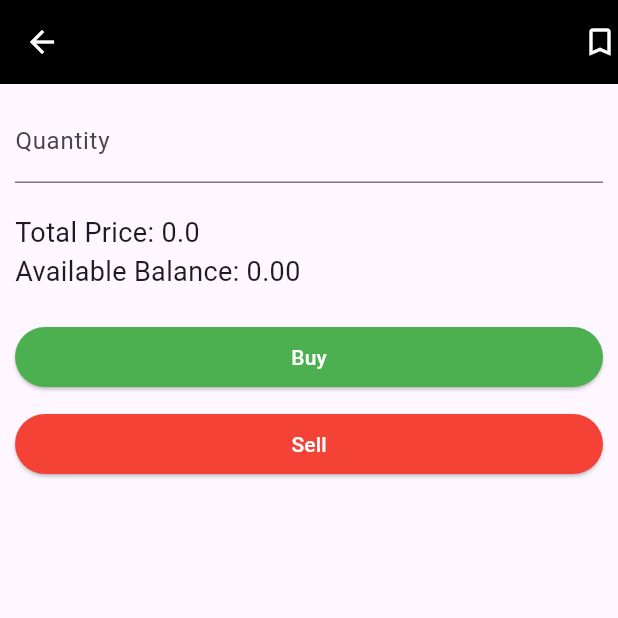
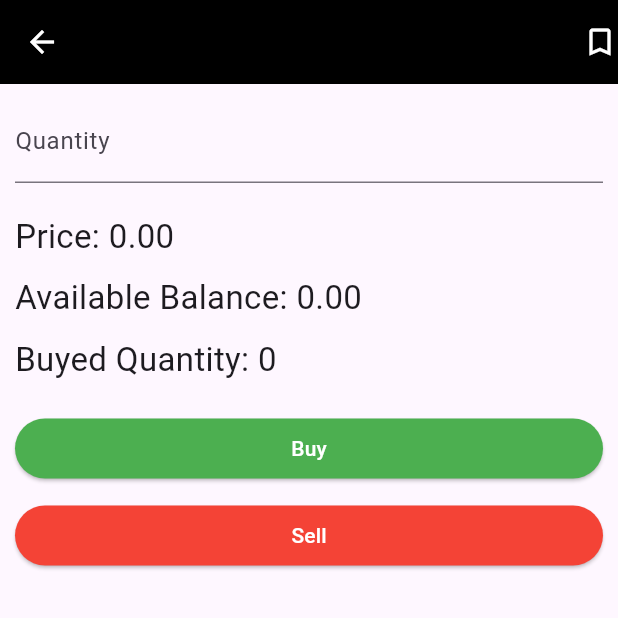
Before and after one commit to DINESH-JUMANI/Stockphoria, a Flutter app: the BuySell screen opened directly with empty values, on a phone screen of 412 x 824 dp, the top half of it. Run offline on Flutter 3.47's test engine with Material 3 defaults, Android fonts, the phone set to English and light mode, and no system bars; our stand-ins replace cloud_firestore, firebase_auth, firebase_core, flutter_riverpod, flutter_spinkit; accounts and stored records are empty; network calls fail.

Commit message:
Show buyed quantity

```diff
--- a/stock_app/lib/screens/buy_sell.dart
+++ b/stock_app/lib/screens/buy_sell.dart
@@ -184,6 +184,14 @@ class _BuySellState extends ConsumerState<BuySell> {
   @override
   Widget build(BuildContext context) {
     final double availableBalance = ref.watch(balanceProvider);
+    var listOfStocks = ref.watch(buyedStocksProvider);
+    int buyedQuantity = 0;
+    for (var element in listOfStocks) {
+      if (element.stockName == widget.stock.longName) {
+        buyedQuantity = element.quantityBuyed;
+        break;
+      }
+    }
     return Scaffold(
       appBar: AppBar(
         foregroundColor: Colors.white,
@@ -219,15 +227,23 @@ class _BuySellState extends ConsumerState<BuySell> {
             ),
             const SizedBox(height: 20),
             Text(
-              "Total Price: ${widget.stock.price}",
+              "Price: ${widget.stock.price.toStringAsFixed(2)}",
               style: const TextStyle(
-                fontSize: 18,
+                fontSize: 22,
               ),
             ),
+            const SizedBox(height: 10),
             Text(
               "Available Balance: ${availableBalance.toStringAsFixed(2)}",
               style: const TextStyle(
-                fontSize: 18,
+                fontSize: 22,
+              ),
+            ),
+            const SizedBox(height: 10),
+            Text(
+              "Buyed Quantity: $buyedQuantity",
+              style: const TextStyle(
+                fontSize: 22,
               ),
             ),
             const SizedBox(height: 20),
```
